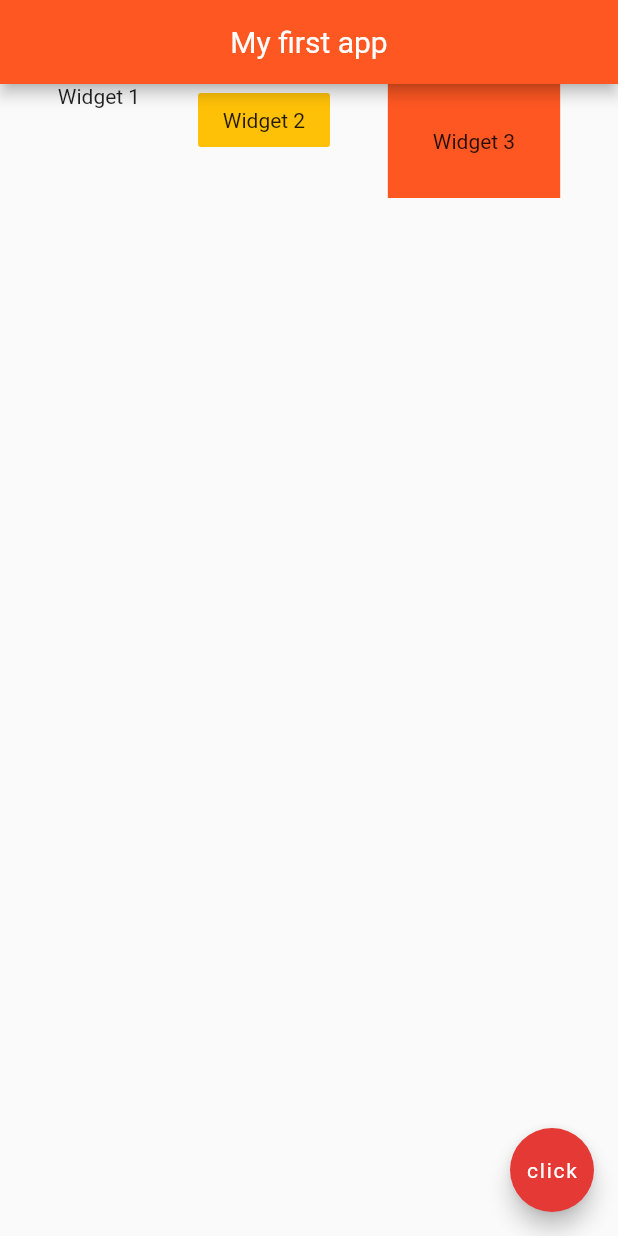
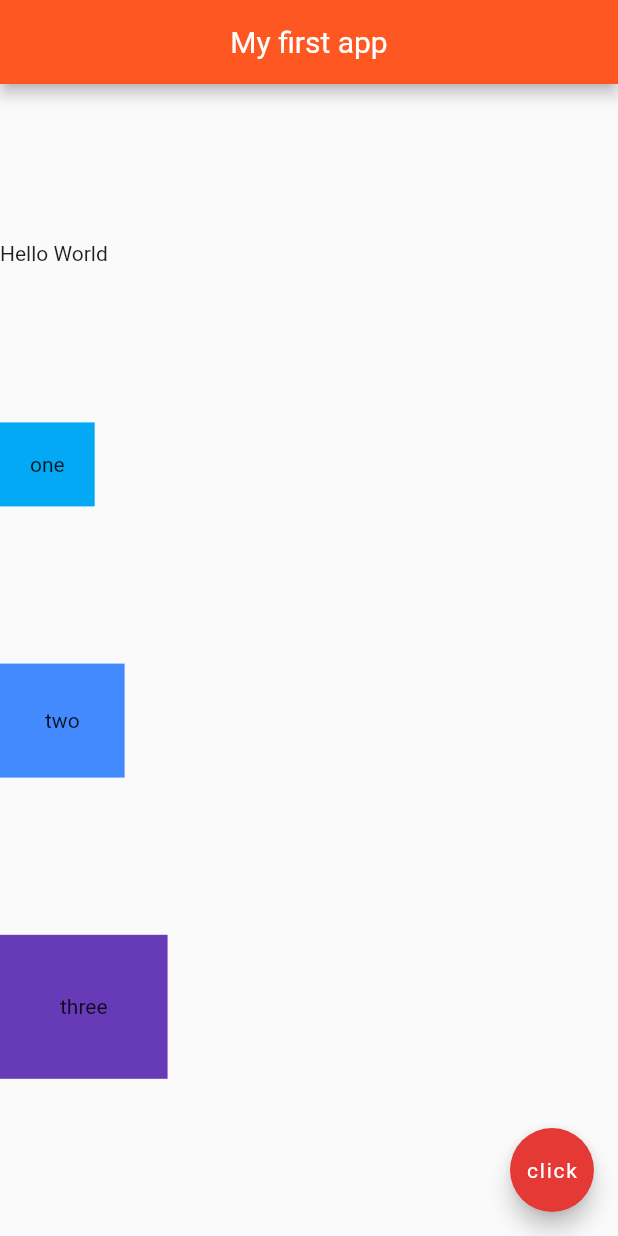
Before and after one commit to casprief/my_first_app, a Flutter app: the screen it shows after launch, on a phone screen of 412 x 824 dp. Run offline on Flutter 3.47's test engine with Material 2 defaults, Android fonts, the light colour scheme and no system bars.

Commit message:
Implement Column

```diff
--- a/lib/main.dart
+++ b/lib/main.dart
@@ -16,21 +16,31 @@ class Home extends StatelessWidget {
         centerTitle: true,
         backgroundColor: Colors.deepOrange,
       ),
-      body: Row(
+      body: Column(
         mainAxisAlignment: MainAxisAlignment.spaceEvenly,
         crossAxisAlignment: CrossAxisAlignment.start,
-        children: <Widget>[
-          Text('Widget 1'),
-          FlatButton(
-              onPressed: (){},
-              child: Text('Widget 2'),
-              color: Colors.amber,
+        children: [
+          Row(
+            children: [
+              Text('Hello '),
+              Text('World'),
+            ],
           ),
           Container(
-            color: Colors.deepOrange,
+            padding: EdgeInsets.all(20.0),
+            color: Colors.lightBlue,
+            child: Text('one'),
+          ),
+          Container(
             padding: EdgeInsets.all(30.0),
-            child: Text('Widget 3'),
-          )
+            color: Colors.blueAccent,
+            child: Text('two'),
+          ),
+          Container(
+            padding: EdgeInsets.all(40.0),
+            color: Colors.deepPurple,
+            child: Text('three'),
+          ),
         ],
       ),
       floatingActionButton: FloatingActionButton(
```
